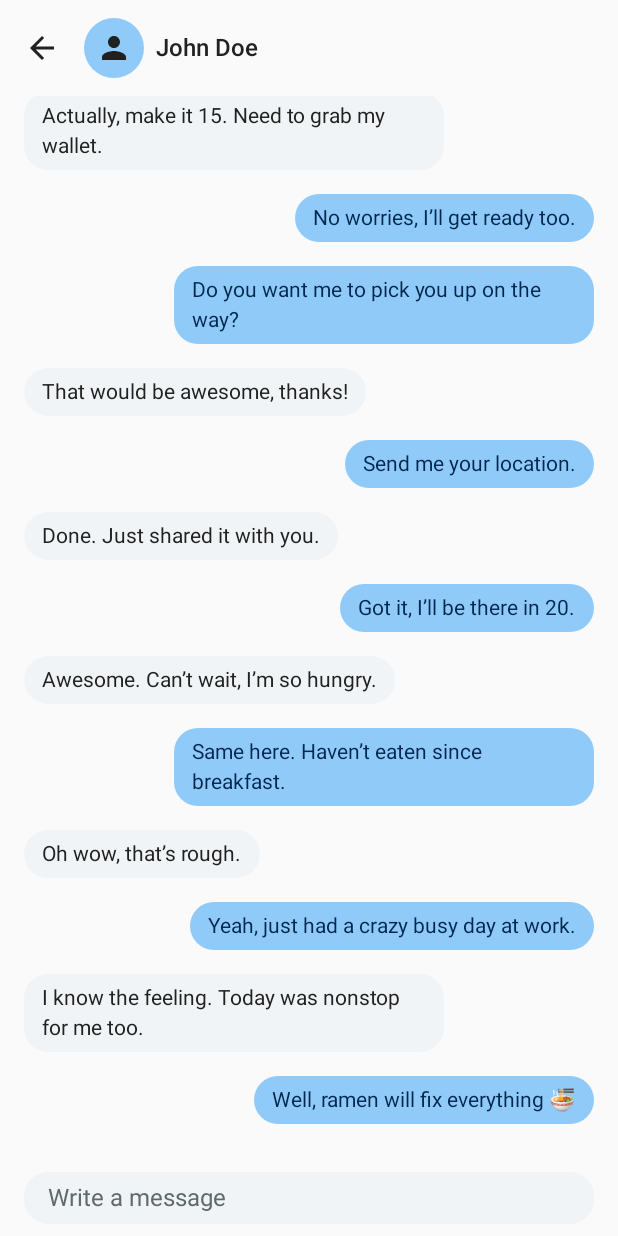
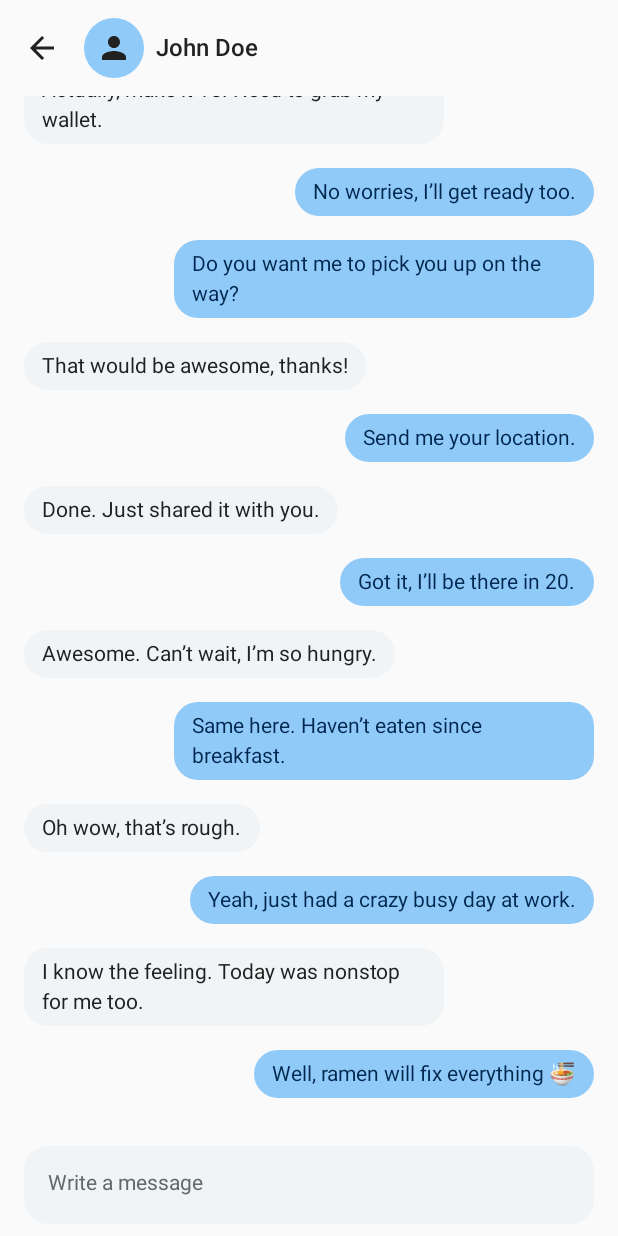
Before and after one commit to df-cruz/talkie, an Android app built with Jetpack Compose: the screen it shows after launch (MainActivity), on a phone screen of 412 x 824 dp. Run offline under Robolectric (Android 15) with nearby library versions, the phone set to English and light mode, and no system bars; our stand-ins replace Dagger/Hilt's generated code.

Commit message:
updated message composer view

```diff
--- a/app/src/main/java/com/dfcruz/talkie/ui/component/TalkieMessageComposer.kt
+++ b/app/src/main/java/com/dfcruz/talkie/ui/component/TalkieMessageComposer.kt
@@ -4,9 +4,11 @@ import androidx.compose.animation.animateContentSize
 import androidx.compose.foundation.background
 import androidx.compose.foundation.clickable
 import androidx.compose.foundation.layout.Box
+import androidx.compose.foundation.layout.PaddingValues
 import androidx.compose.foundation.layout.Row
 import androidx.compose.foundation.layout.Spacer
 import androidx.compose.foundation.layout.fillMaxWidth
+import androidx.compose.foundation.layout.height
 import androidx.compose.foundation.layout.padding
 import androidx.compose.foundation.layout.size
 import androidx.compose.foundation.layout.width
@@ -50,25 +52,27 @@ fun TalkieMessageComposer(
                     .weight(1f)
                     .animateContentSize(),
                 value = value,
+                innerPadding = PaddingValues(horizontal = 16.dp, vertical = 12.dp),
                 onValueChange = { value = it },
                 placeholder = {
                     TalkieText(
                         text = "Write a message",
-                        style = TalkieTheme.typography.bodyLarge,
+                        style = TalkieTheme.typography.bodyMedium,
                         color = TalkieTheme.colors.onSurfaceVariant
                     )
                 },
+                trailingContent = {
+                    if (!value.isEmpty()) {
+                        SendMessageButton {
+                            onSendMessage(value)
+                        }
+                    } else {
+                        Spacer(Modifier.height(28.dp))
+                    }
+                }
             )
 
-            if (!value.isEmpty()) {
-                Spacer(Modifier.size(8.dp))
-                SendMessageButton {
-                    onSendMessage(value)
-                }
-                Spacer(Modifier.size(16.dp))
-            } else {
-                Spacer(Modifier.size(16.dp))
-            }
+            Spacer(Modifier.size(16.dp))
         }
     }
 }
```
